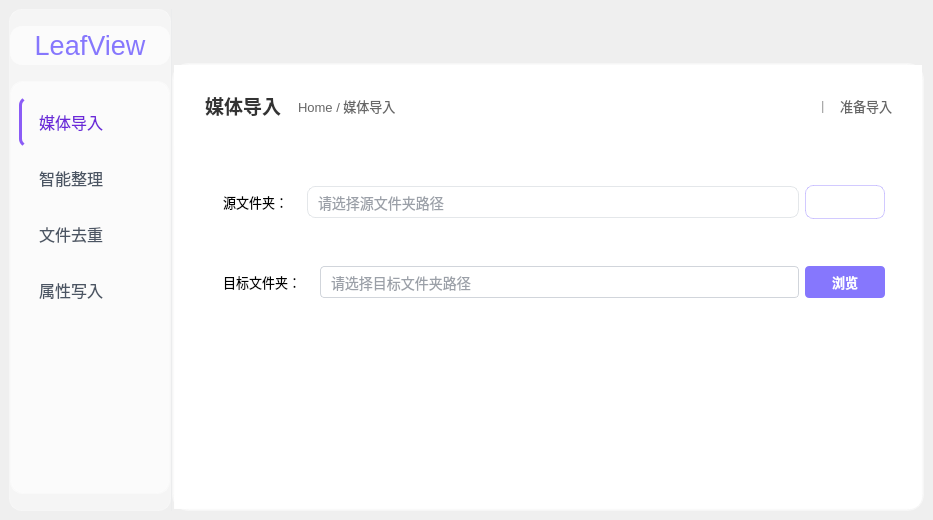
Qt form Ui_MainWindow.ui (YangShengzhou03/LeafSort) before a commit.
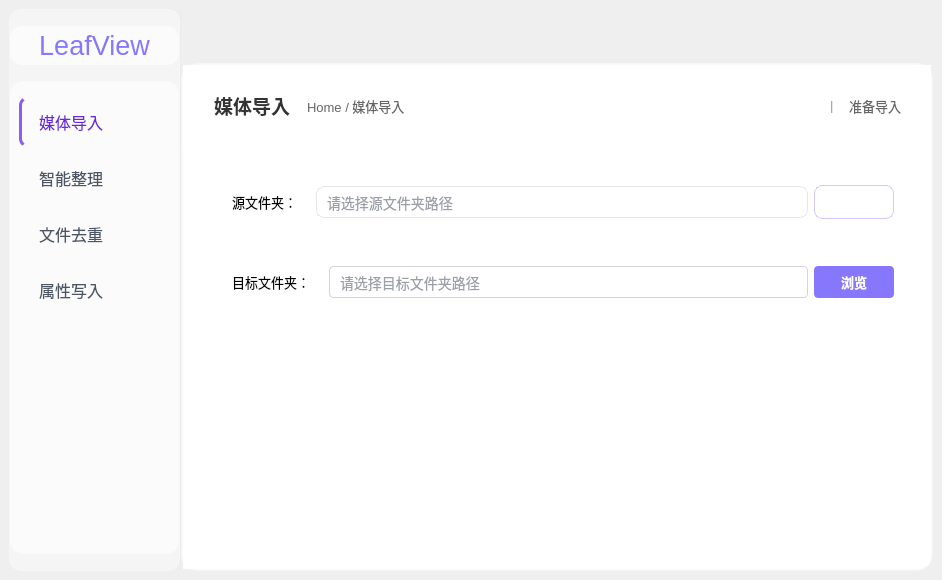
The same form after that commit. Icons and pictures are not drawn.

What changed in the file:
```diff
--- a/Ui_MainWindow.ui
+++ b/Ui_MainWindow.ui
@@ -6,8 +6,8 @@
    <rect>
     <x>0</x>
     <y>0</y>
-    <width>925</width>
-    <height>520</height>
+    <width>942</width>
+    <height>580</height>
    </rect>
   </property>
   <property name="windowTitle">
@@ -206,7 +206,7 @@
                <x>0</x>
                <y>0</y>
                <width>158</width>
-               <height>407</height>
+               <height>467</height>
               </rect>
              </property>
              <layout class="QVBoxLayout" name="layoutSidebarContent">
```
